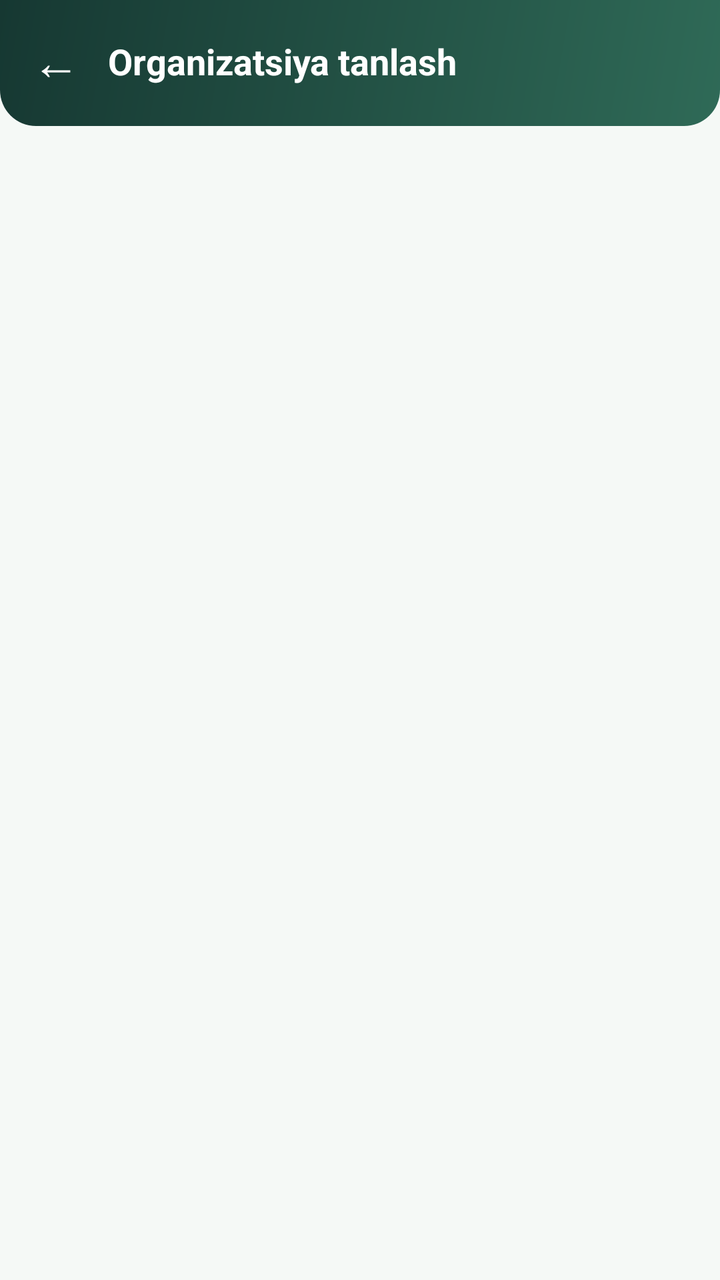
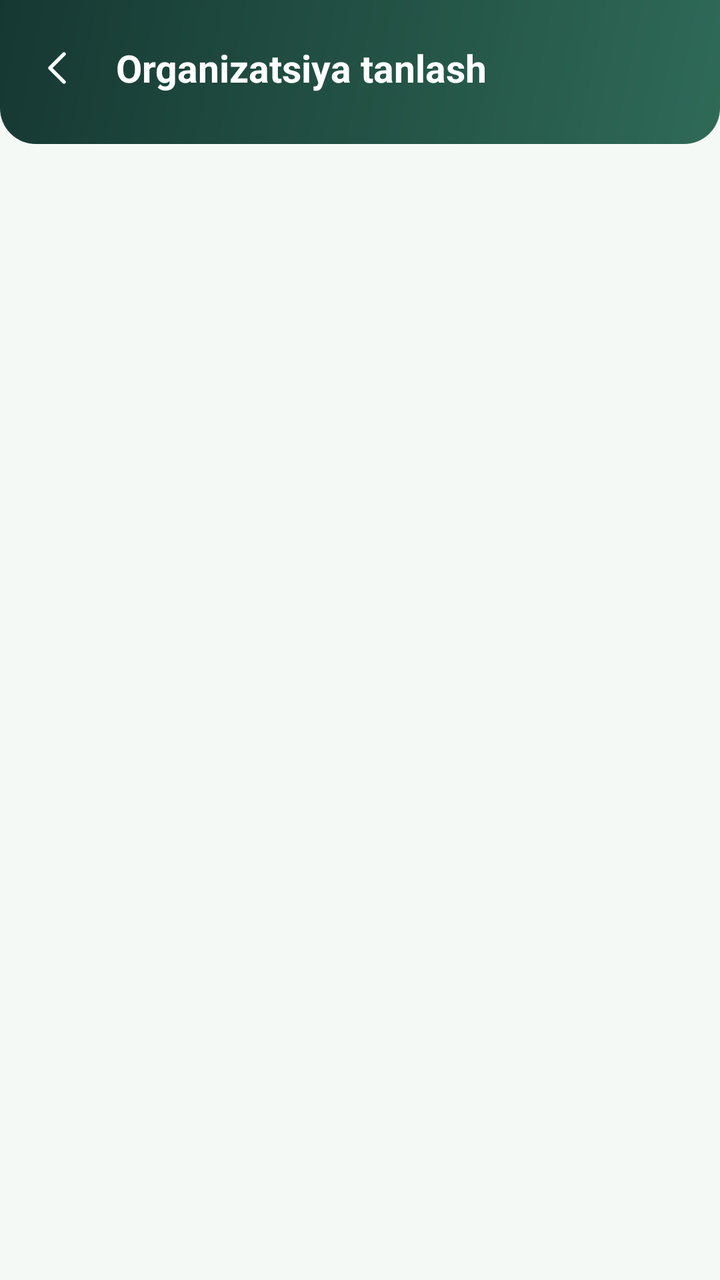

The first picture is an Android layout as it rendered before a commit; the second is the same layout after the commit. The layout source and the unified diff follow.
<!-- AndroidManifest.xml: application theme Theme.SevimliTZD -->
<!-- res/layout/activity_org_picker.xml -->
<?xml version="1.0" encoding="utf-8"?>
<LinearLayout xmlns:android="http://schemas.android.com/apk/res/android"
    xmlns:app="http://schemas.android.com/apk/res-auto"
    android:layout_width="match_parent"
    android:layout_height="match_parent"
    android:orientation="vertical"
    android:background="@color/bg_light">

    <LinearLayout
        android:layout_width="match_parent"
        android:layout_height="wrap_content"
        android:orientation="horizontal"
        android:gravity="center_vertical"
        android:background="@drawable/bg_header"
        android:paddingStart="16dp"
        android:paddingEnd="16dp"
        android:paddingTop="14dp"
        android:paddingBottom="16dp">

        <TextView
            android:id="@+id/btnBack"
            android:layout_width="wrap_content"
            android:layout_height="wrap_content"
            android:text="←"
            android:textColor="@color/white"
            android:textSize="24sp"
            android:paddingEnd="14dp" />

        <TextView
            android:layout_width="wrap_content"
            android:layout_height="wrap_content"
            android:text="Organizatsiya tanlash"
            android:textColor="@color/white"
            android:textSize="18sp"
            android:textStyle="bold" />
    </LinearLayout>

    <ProgressBar
        android:id="@+id/loading"
        android:layout_width="30dp"
        android:layout_height="30dp"
        android:layout_gravity="center_horizontal"
        android:layout_marginTop="20dp"
        android:indeterminateTint="@color/brand"
        android:visibility="gone" />

    <ScrollView
        android:layout_width="match_parent"
        android:layout_height="0dp"
        android:layout_weight="1"
        android:overScrollMode="never">

        <LinearLayout
            android:id="@+id/list"
            android:layout_width="match_parent"
            android:layout_height="wrap_content"
            android:orientation="vertical"
            android:padding="12dp" />
    </ScrollView>
</LinearLayout>
<!-- resources referenced by this layout -->
<resources>
  <color name="bg_light">#F5F9F6</color>
  <color name="brand">#235347</color>
  <color name="white">#FFFFFF</color>
  <!-- drawable bg_header (drawable) -->
  <?xml version="1.0" encoding="utf-8"?>
  <shape xmlns:android="http://schemas.android.com/apk/res/android"
      android:shape="rectangle">
      <gradient
          android:angle="135"
          android:startColor="@color/brand_soft"
          android:endColor="@color/brand_dark" />
      <corners
          android:bottomLeftRadius="18dp"
          android:bottomRightRadius="18dp" />
  </shape>
  <style name="Theme.SevimliTZD" parent="Theme.Material3.Light.NoActionBar">
          <item name="colorPrimary">@color/brand</item>
          <item name="colorOnPrimary">@color/white</item>
          <item name="android:statusBarColor">@color/brand_dark</item>
          <item name="android:windowBackground">@color/bg_light</item>
          
          <item name="android:alertDialogTheme">@style/JamlovDialog</item>
      </style>
  <color name="brand_soft">#2F6A57</color>
  <color name="brand_dark">#163832</color>
  <style name="JamlovDialog" parent="android:Theme.Material.Light.Dialog.Alert">
          <item name="android:windowBackground">@drawable/j_dialog_bg</item>
          <item name="android:colorAccent">@color/brand</item>
          <item name="android:textColorPrimary">@color/text_dark</item>
          <item name="android:textColorSecondary">@color/text_dark</item>
          <item name="android:windowTitleStyle">@style/JamlovDialogTitle</item>
          <item name="android:buttonBarPositiveButtonStyle">@style/JamlovDialogBtn</item>
          <item name="android:buttonBarNegativeButtonStyle">@style/JamlovDialogBtn</item>
          <item name="android:buttonBarNeutralButtonStyle">@style/JamlovDialogBtn</item>
          
          <item name="android:windowMinWidthMajor">88%</item>
          <item name="android:windowMinWidthMinor">92%</item>
      </style>
  <!-- drawable j_dialog_bg (drawable) -->
  <?xml version="1.0" encoding="utf-8"?>
  <shape xmlns:android="http://schemas.android.com/apk/res/android" android:shape="rectangle">
      <solid android:color="@color/white"/>
      <corners android:radius="20dp"/>
  </shape>
  <color name="text_dark">#051F20</color>
  <style name="JamlovDialogTitle" parent="android:TextAppearance.Material.DialogWindowTitle">
          <item name="android:textSize">19sp</item>
          <item name="android:textStyle">bold</item>
          <item name="android:textColor">@color/text_dark</item>
      </style>
  <style name="JamlovDialogBtn" parent="android:Widget.Material.Button.Borderless.Colored">
          <item name="android:textColor">@color/brand</item>
          <item name="android:textSize">16sp</item>
          <item name="android:textStyle">bold</item>
          <item name="android:textAllCaps">false</item>
          <item name="android:minHeight">52dp</item>
          <item name="android:minWidth">92dp</item>
      </style>
</resources>

<!-- the commit's change to res/layout/activity_org_picker.xml (unified diff, before → after) -->
@@ -12,27 +12,33 @@
         android:orientation="horizontal"
         android:gravity="center_vertical"
         android:background="@drawable/bg_header"
-        android:paddingStart="16dp"
-        android:paddingEnd="16dp"
-        android:paddingTop="14dp"
-        android:paddingBottom="16dp">
+        android:paddingStart="6dp"
+        android:paddingEnd="8dp"
+        android:paddingTop="10dp"
+        android:paddingBottom="14dp">
 
-        <TextView
+        <ImageView
             android:id="@+id/btnBack"
-            android:layout_width="wrap_content"
+            android:layout_width="48dp"
+            android:layout_height="48dp"
+            android:padding="12dp"
+            android:src="@drawable/j_ic_back"
+            app:tint="@color/white"
+            android:background="?attr/selectableItemBackgroundBorderless"
+            android:contentDescription="Orqaga" />
+
+        <LinearLayout
+            android:layout_width="0dp"
             android:layout_height="wrap_content"
-            android:text="←"
-            android:textColor="@color/white"
-            android:textSize="24sp"
-            android:paddingEnd="14dp" />
+            android:layout_weight="1"
+            android:layout_marginStart="4dp"
+            android:orientation="vertical">
 
-        <TextView
-            android:layout_width="wrap_content"
-            android:layout_height="wrap_content"
-            android:text="Organizatsiya tanlash"
-            android:textColor="@color/white"
-            android:textSize="18sp"
-            android:textStyle="bold" />
+            <TextView
+                style="@style/J.HeadTitle"
+                android:text="Organizatsiya tanlash" />
+        </LinearLayout>
+
     </LinearLayout>
 
     <ProgressBar
@@ -40,7 +46,7 @@
         android:layout_width="30dp"
         android:layout_height="30dp"
         android:layout_gravity="center_horizontal"
-        android:layout_marginTop="20dp"
+        android:layout_margin="12dp"
         android:indeterminateTint="@color/brand"
         android:visibility="gone" />
 
@@ -55,6 +61,8 @@
             android:layout_width="match_parent"
             android:layout_height="wrap_content"
             android:orientation="vertical"
-            android:padding="12dp" />
+            android:paddingStart="14dp"
+            android:paddingEnd="14dp"
+            android:paddingBottom="14dp" />
     </ScrollView>
 </LinearLayout>
<!-- resource entries referenced after the edit -->
@@ -15,6 +15,20 @@
           android:bottomLeftRadius="18dp"
           android:bottomRightRadius="18dp" />
   </shape>
+  <!-- drawable j_ic_back (drawable) -->
+  <vector xmlns:android="http://schemas.android.com/apk/res/android"
+      android:width="24dp" android:height="24dp"
+      android:viewportWidth="24" android:viewportHeight="24"
+      android:tint="@color/brand">
+      <path android:pathData="M14,5 L7,12 L14,19" android:strokeColor="#FF000000" android:strokeWidth="1.8" android:strokeLineCap="round" android:strokeLineJoin="round" android:fillColor="#00000000"/>
+  </vector>
+  <style name="J.HeadTitle" parent="">
+          <item name="android:layout_width">wrap_content</item>
+          <item name="android:layout_height">wrap_content</item>
+          <item name="android:textSize">19sp</item>
+          <item name="android:textStyle">bold</item>
+          <item name="android:textColor">@color/white</item>
+      </style>
   <style name="Theme.SevimliTZD" parent="Theme.Material3.Light.NoActionBar">
           <item name="colorPrimary">@color/brand</item>
           <item name="colorOnPrimary">@color/white</item>
